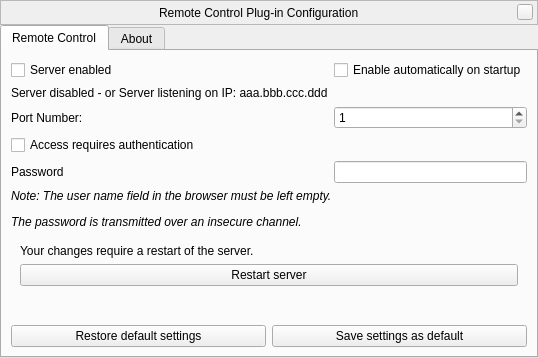
First picture: the form in plugins/RemoteControl/src/gui/remoteControlDialog.ui, repository Stellarium/stellarium, before the edit.
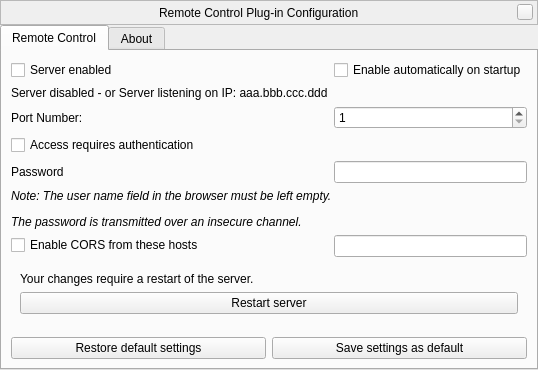
Second picture: the form after the edit. Custom widgets are drawn as their Qt base class.

Commit message: Add Cross-origin support to Remote Control plugin, so it can be called from web applications in browsers.

Patch:
```diff
--- a/plugins/RemoteControl/src/gui/remoteControlDialog.ui
+++ b/plugins/RemoteControl/src/gui/remoteControlDialog.ui
@@ -240,6 +240,16 @@
          </property>
         </widget>
        </item>
+       <item row="11" column="0">
+        <widget class="QCheckBox" name="enableCorsCheckbox">
+         <property name="text">
+          <string>Enable CORS from these hosts</string>
+         </property>
+        </widget>
+       </item>
+       <item row="11" column="1">
+        <widget class="QLineEdit" name="corsHostsEdit"/>
+       </item>
        <item row="12" column="0" colspan="2">
         <widget class="QWidget" name="restartPanel" native="true">
          <layout class="QVBoxLayout" name="verticalLayout">
```
The commit also changes 5 other files.
